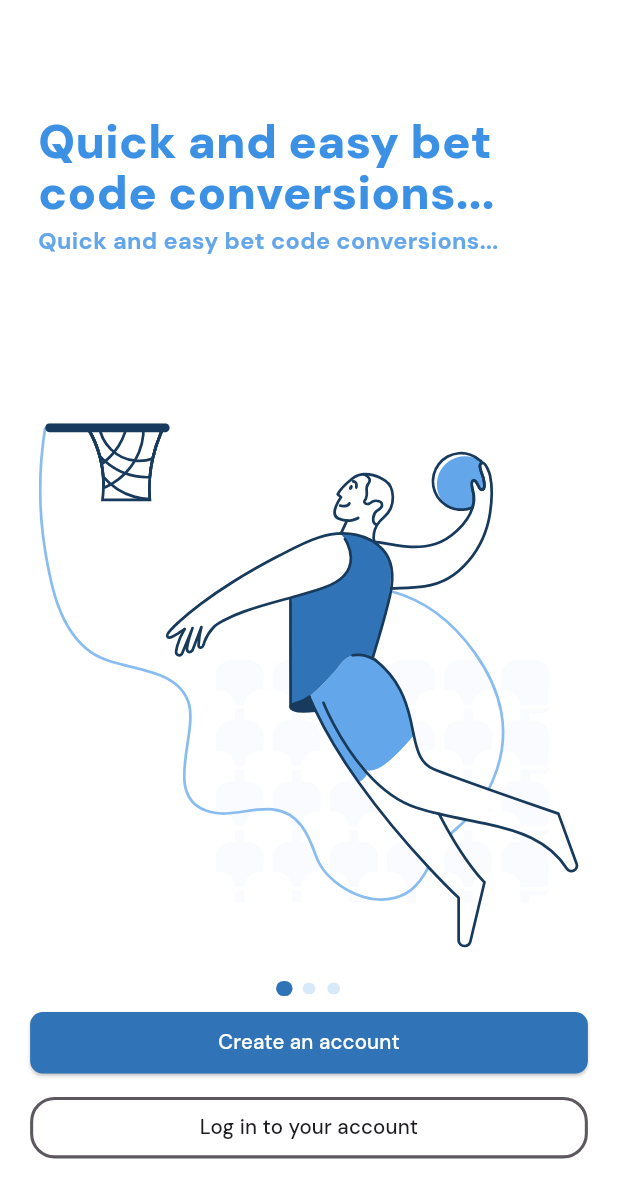
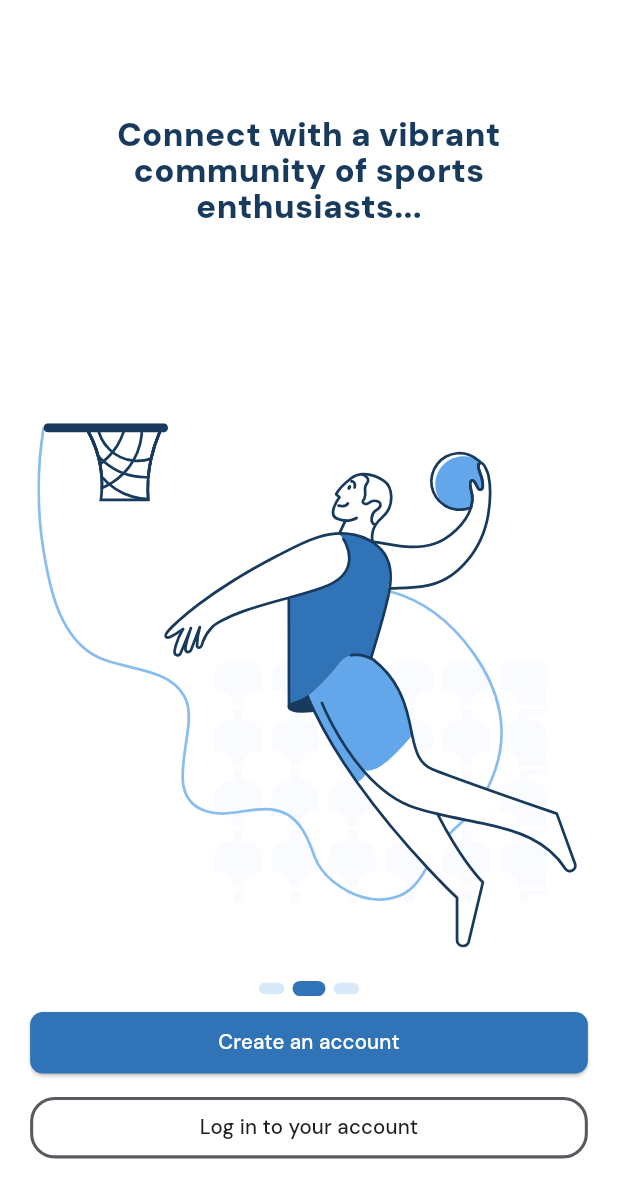
Before and after one commit to naztechnation/TelleSports, a Flutter app: the OnboardingTwoScreen screen opened by its route, on a phone screen of 412 x 824 dp. Shown: the top 1198 px of the screen. Run offline on Flutter 3.47's test engine with Material 3 defaults, Android fonts, the phone set to English and light mode, and no system bars; drawn by our look-alikes of smooth_page_indicator; our stand-ins replace cached_network_image, flutter_svg, flutter_svg_provider, fluttertoast.

```diff
--- a/lib/presentation/onboarding_two_screen/onboarding_two_screen.dart
+++ b/lib/presentation/onboarding_screen/onboarding_two_screen.dart
@@ -3,6 +3,10 @@ import 'package:smooth_page_indicator/smooth_page_indicator.dart';
 import 'package:tellesports/core/app_export.dart';
 import 'package:tellesports/widgets/custom_elevated_button.dart';
 import 'package:tellesports/widgets/custom_outlined_button.dart';
+
+import '../../utils/navigator/page_navigator.dart';
+import '../sign_up_one_screen/sign_up_one_screen.dart';
+import '../signin_one_screen/signin_one_screen.dart';
 
 class OnboardingTwoScreen extends StatelessWidget {
   const OnboardingTwoScreen({Key? key})
@@ -29,29 +33,23 @@ class OnboardingTwoScreen extends StatelessWidget {
                 child: Column(
                   crossAxisAlignment: CrossAxisAlignment.start,
                   children: [
-                    Container(
-                      width: 294.h,
-                      margin: EdgeInsets.only(
-                        left: 13.h,
-                        right: 60.h,
-                      ),
-                      child: Text(
-                        "Quick and easy bet code conversions...",
-                        maxLines: 2,
-                        overflow: TextOverflow.ellipsis,
-                        style: CustomTextStyles.headlineLargeBlue400.copyWith(
-                          height: 1.10,
+
+                     Padding(
+                          padding: const EdgeInsets.symmetric(horizontal: 8.0),
+                          child: Text(
+                            "Connect with a vibrant community of sports enthusiasts...",
+                            maxLines: 4,
+                            overflow: TextOverflow.ellipsis,
+                            textAlign: TextAlign.center,
+                            style:
+                                CustomTextStyles.headlineLargeBlue400.copyWith(
+                              height: 1.10,
+                              fontSize: 22.0,
+                            ),
+                          ),
                         ),
-                      ),
-                    ),
-                    SizedBox(height: 5.v),
-                    Padding(
-                      padding: EdgeInsets.only(left: 13.h),
-                      child: Text(
-                        "Quick and easy bet code conversions...",
-                        style: CustomTextStyles.titleMediumBlue300,
-                      ),
-                    ),
+
+
                     Spacer(),
                     CustomImageView(
                       imagePath: ImageConstant.imgSportBasketball,
@@ -65,14 +63,14 @@ class OnboardingTwoScreen extends StatelessWidget {
               SizedBox(
                 height: 8.v,
                 child: AnimatedSmoothIndicator(
-                  activeIndex: 0,
+                  activeIndex: 1,
                   count: 3,
                   effect: ScrollingDotsEffect(
                     spacing: 8,
                     activeDotColor: appTheme.blue800,
                     dotColor: appTheme.blue50,
                     dotHeight: 8.v,
-                    dotWidth: 8.h,
+                    dotWidth: 16.h,
                   ),
                 ),
               ),
@@ -81,13 +79,14 @@ class OnboardingTwoScreen extends StatelessWidget {
                 text: "Create an account",
                 margin: EdgeInsets.symmetric(horizontal: 9.h),
                 buttonStyle: CustomButtonStyles.fillBlue,
-                onPressed: (() =>  Navigator.pushNamed(context, AppRoutes.onboardingThreeScreen)),
+                onPressed: (() =>  onTapCreateAnAccount(context)),
 
               ),
               SizedBox(height: 16.v),
               CustomOutlinedButton(
                 text: "Log in to your account",
                 margin: EdgeInsets.symmetric(horizontal: 9.h),
+                onPressed: (() =>  onTapLogInToYourAccount(context)),
               ),
             ],
           ),
@@ -95,4 +94,13 @@ class OnboardingTwoScreen extends StatelessWidget {
       ),
     );
   }
+
+   onTapCreateAnAccount(BuildContext context) {
+    AppNavigator.pushAndReplacePage(context, page: SignUpOneScreen());
+  }
+
+  onTapLogInToYourAccount(BuildContext context) {
+    AppNavigator.pushAndReplacePage(context, page: SigninOneScreen());
+
+  }
 }
--- a/lib/res/app_colors.dart
+++ b/lib/res/app_colors.dart
@@ -5,7 +5,7 @@ import 'package:flutter/material.dart';
 class AppColors {
   static const Color lightPrimary = Color(0xff288763);
   static const Color lightSecondary = Color(0xffFFFFFF);
-  static const Color lightBackground = Color(0xffeeeeee);
+  static const Color darkPrimary = Color(0xff144432);
   static const Color lightDivider = Colors.black38;
   static const Color lightShadowColor = Colors.black12;
   static const Color lightCanvas = Color(0xffffffff);
--- a/lib/routes/app_routes.dart
+++ b/lib/routes/app_routes.dart
@@ -1,8 +1,8 @@
 import 'package:flutter/material.dart';
 import 'package:tellesports/presentation/splash_screen_onboarding_screen/splash_screen_onboarding_screen.dart';
-import 'package:tellesports/presentation/onboarding_one_screen/onboarding_one_screen.dart';
-import 'package:tellesports/presentation/onboarding_two_screen/onboarding_two_screen.dart';
-import 'package:tellesports/presentation/onboarding_three_screen/onboarding_three_screen.dart';
+import 'package:tellesports/presentation/onboarding_screen/onboarding_one_screen.dart';
+import 'package:tellesports/presentation/onboarding_screen/onboarding_two_screen.dart';
+import 'package:tellesports/presentation/onboarding_screen/onboarding_three_screen.dart';
 import 'package:tellesports/presentation/sign_up_screen/sign_up_screen.dart';
 import 'package:tellesports/presentation/sign_up_two_screen/sign_up_two_screen.dart';
 import 'package:tellesports/presentation/sign_up_one_screen/sign_up_one_screen.dart';
--- a/lib/theme/custom_text_style.dart
+++ b/lib/theme/custom_text_style.dart
@@ -1,4 +1,5 @@
 import 'package:flutter/material.dart';
+import 'package:tellesports/res/app_colors.dart';
 import '../core/app_export.dart';
 
 /// A collection of pre-defined text styles for customizing text appearance,
@@ -41,7 +42,7 @@ class CustomTextStyles {
       );
   // Headline text style
   static get headlineLargeBlue400 => theme.textTheme.headlineLarge!.copyWith(
-        color: appTheme.blue400,
+        color: Color(0xFF183A5C),
       );
   static get headlineLargeInterTeal900 =>
       theme.textTheme.headlineLarge!.inter.copyWith(
@@ -54,10 +55,10 @@ class CustomTextStyles {
         fontWeight: FontWeight.w700,
       );
   static get headlineLargePrimary => theme.textTheme.headlineLarge!.copyWith(
-        color: theme.colorScheme.primary,
+        color: AppColors.darkPrimary,
       );
   static get headlineLargeRed400 => theme.textTheme.headlineLarge!.copyWith(
-        color: appTheme.red400,
+        color: Color(0xFF672929),
       );
   static get headlineLargeWhiteA700 => theme.textTheme.headlineLarge!.copyWith(
         color: appTheme.whiteA700,
```
Also changed, not shown: lib/presentation/onboarding_screen/onboarding_main.dart (added, +35 -0 lines), lib/presentation/onboarding_screen/onboarding_one_screen.dart (renamed from lib/presentation/onboarding_one_screen/onboarding_one_screen.dart, +23 -17 lines), lib/presentation/onboarding_screen/onboarding_three_screen.dart (renamed from lib/presentation/onboarding_three_screen/onboarding_three_screen.dart, +22 -18 lines), lib/presentation/splash_screen_onboarding_screen/splash_screen_onboarding_screen.dart (+6 -4 lines).
